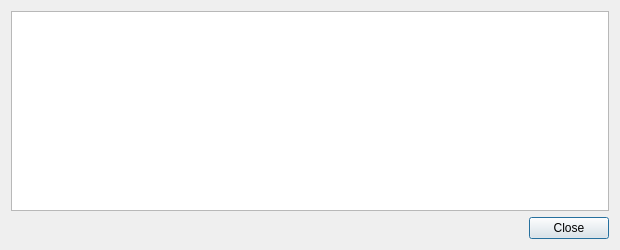
Above: src/qt/forms/transactiondescdialog.ui from FeatherCoin/Feathercoin before the change. Below: the same form after it.
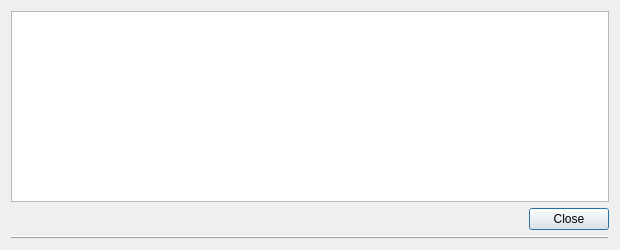
That is the form after the change.

Commit message: includes a lineStatusBarDivide on the main UI pages, positioned at botton, Will need final review after merge

The edit to the form file:
```diff
--- a/src/qt/forms/transactiondescdialog.ui
+++ b/src/qt/forms/transactiondescdialog.ui
@@ -34,6 +34,16 @@
      </property>
     </widget>
    </item>
+   <item alignment="Qt::AlignBottom">
+    <widget class="Line" name="lineStatusBarDivide">
+     <property name="frameShadow">
+      <enum>QFrame::Raised</enum>
+     </property>
+     <property name="orientation">
+      <enum>Qt::Horizontal</enum>
+     </property>
+    </widget>
+   </item>
   </layout>
  </widget>
  <resources/>
```
The commit also changes 4 other files.
